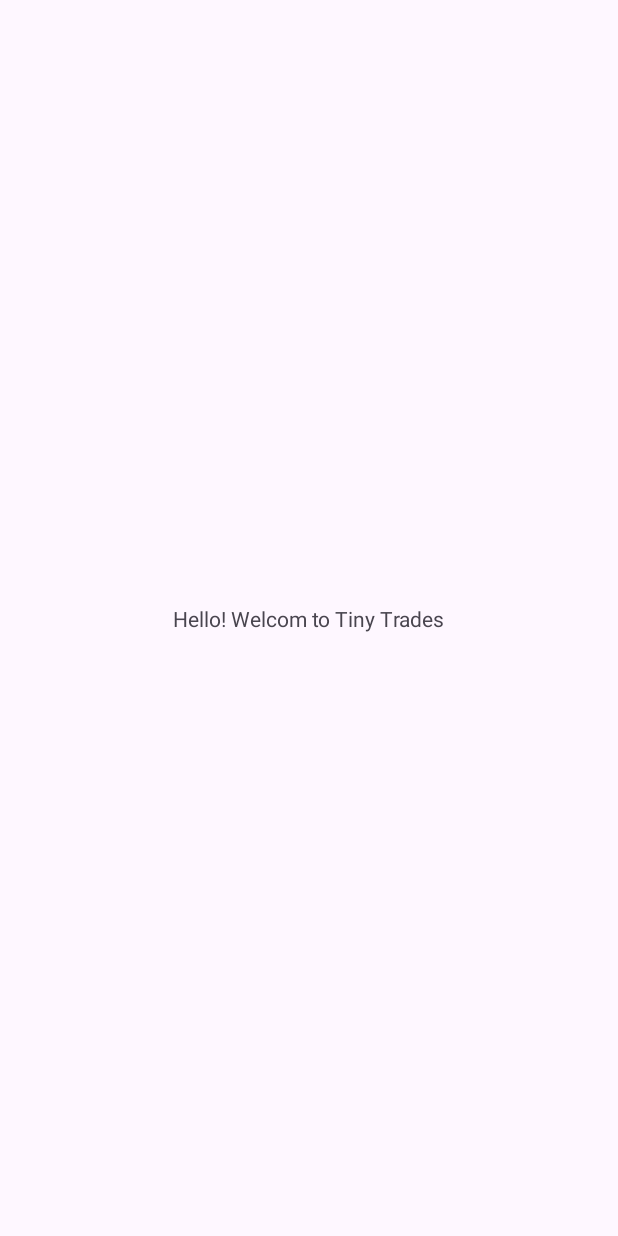
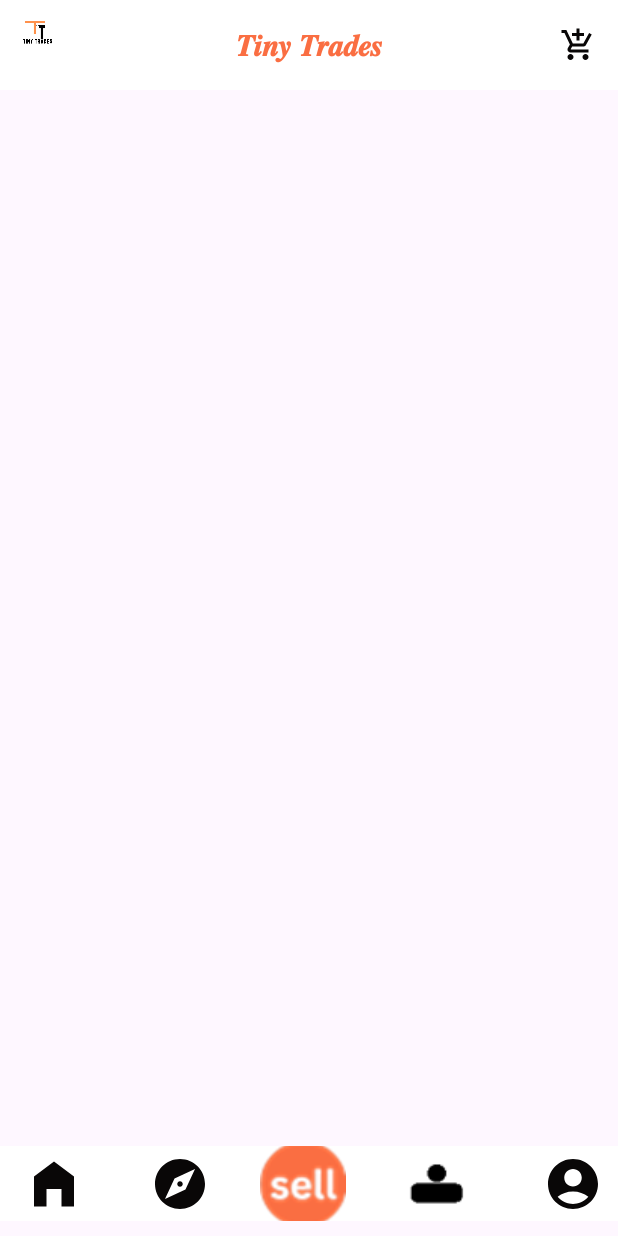
Before and after one commit to Srinivas-Kantheti-2005/Tiny-Trades-App, an Android app: the screen it shows after launch (MainActivity), on a phone screen of 412 x 824 dp. Before the commit the screen is almost empty. Run offline under Robolectric (Android 15) with nearby library versions, the phone set to English and light mode, and no system bars.

Commit message:
Home page layout

```diff
--- a/app/src/main/AndroidManifest.xml
+++ b/app/src/main/AndroidManifest.xml
@@ -1,6 +1,6 @@
 <?xml version="1.0" encoding="utf-8"?>
 <manifest xmlns:android="http://schemas.android.com/apk/res/android"
-    xmlns:tools="http://schemas.android.com/tools">
+    xmlns:tools="http://schemas.android.com/tools" >
 
     <application
         android:allowBackup="true"
@@ -11,10 +11,13 @@
         android:roundIcon="@mipmap/ic_launcher_round"
         android:supportsRtl="true"
         android:theme="@style/Theme.TinyTrades"
-        tools:targetApi="31">
+        tools:targetApi="31" >
+        <activity
+            android:name=".LoginPage"
+            android:exported="false" />
         <activity
             android:name=".MainActivity"
-            android:exported="true">
+            android:exported="true" >
             <intent-filter>
                 <action android:name="android.intent.action.MAIN" />
 
--- /dev/null
+++ b/app/src/main/res/drawable/baseline_account_circle_24.xml
@@ -0,0 +1,5 @@
+<vector xmlns:android="http://schemas.android.com/apk/res/android" android:height="40dp" android:tint="#090707" android:viewportHeight="24" android:viewportWidth="24" android:width="40dp">
+
+    <path android:fillColor="@android:color/white" android:pathData="M12,2C6.48,2 2,6.48 2,12s4.48,10 10,10s10,-4.48 10,-10S17.52,2 12,2zM12,6c1.93,0 3.5,1.57 3.5,3.5S13.93,13 12,13s-3.5,-1.57 -3.5,-3.5S10.07,6 12,6zM12,20c-2.03,0 -4.43,-0.82 -6.14,-2.88C7.55,15.8 9.68,15 12,15s4.45,0.8 6.14,2.12C16.43,19.18 14.03,20 12,20z"/>
+
+</vector>
--- /dev/null
+++ b/app/src/main/res/drawable/baseline_add_shopping_cart_24.xml
@@ -0,0 +1,5 @@
+<vector xmlns:android="http://schemas.android.com/apk/res/android" android:height="24dp" android:tint="#090707" android:viewportHeight="24" android:viewportWidth="24" android:width="24dp">
+
+    <path android:fillColor="@android:color/white" android:pathData="M11,9h2L13,6h3L16,4h-3L13,1h-2v3L8,4v2h3v3zM7,18c-1.1,0 -1.99,0.9 -1.99,2S5.9,22 7,22s2,-0.9 2,-2 -0.9,-2 -2,-2zM17,18c-1.1,0 -1.99,0.9 -1.99,2s0.89,2 1.99,2 2,-0.9 2,-2 -0.9,-2 -2,-2zM7.17,14.75l0.03,-0.12 0.9,-1.63h7.45c0.75,0 1.41,-0.41 1.75,-1.03l3.86,-7.01L19.42,4h-0.01l-1.1,2 -2.76,5L8.53,11l-0.13,-0.27L6.16,6l-0.95,-2 -0.94,-2L1,2v2h2l3.6,7.59 -1.35,2.45c-0.16,0.28 -0.25,0.61 -0.25,0.96 0,1.1 0.9,2 2,2h12v-2L7.42,15c-0.13,0 -0.25,-0.11 -0.25,-0.25z"/>
+
+</vector>
--- /dev/null
+++ b/app/src/main/res/drawable/baseline_explore_24.xml
@@ -0,0 +1,5 @@
+<vector xmlns:android="http://schemas.android.com/apk/res/android" android:height="40dp" android:tint="#090707" android:viewportHeight="24" android:viewportWidth="24" android:width="40dp">
+
+    <path android:fillColor="@android:color/white" android:pathData="M12,10.9c-0.61,0 -1.1,0.49 -1.1,1.1s0.49,1.1 1.1,1.1c0.61,0 1.1,-0.49 1.1,-1.1s-0.49,-1.1 -1.1,-1.1zM12,2C6.48,2 2,6.48 2,12s4.48,10 10,10 10,-4.48 10,-10S17.52,2 12,2zM14.19,14.19L6,18l3.81,-8.19L18,6l-3.81,8.19z"/>
+
+</vector>
--- /dev/null
+++ b/app/src/main/res/drawable/baseline_home_filled_24.xml
@@ -0,0 +1,5 @@
+<vector xmlns:android="http://schemas.android.com/apk/res/android" android:height="40dp" android:tint="#090707" android:viewportHeight="24" android:viewportWidth="24" android:width="40dp">
+
+    <path android:fillColor="@android:color/white" android:pathData="M12,3L4,9v12h5v-7h6v7h5V9z"/>
+
+</vector>
--- a/app/src/main/res/layout/activity_main.xml
+++ b/app/src/main/res/layout/activity_main.xml
@@ -7,13 +7,130 @@
     android:layout_height="match_parent"
     tools:context=".MainActivity">
 
-    <TextView
-        android:layout_width="wrap_content"
-        android:layout_height="wrap_content"
-        android:text="Hello! Welcom to Tiny Trades"
-        app:layout_constraintBottom_toBottomOf="parent"
+    <LinearLayout
+        android:id="@+id/appinfo"
+        android:layout_width="0dp"
+        android:layout_height="60dp"
+        android:background="@color/white"
+        android:orientation="horizontal"
         app:layout_constraintEnd_toEndOf="parent"
         app:layout_constraintStart_toStartOf="parent"
-        app:layout_constraintTop_toTopOf="parent" />
+        app:layout_constraintTop_toTopOf="parent">
+
+        <ImageView
+            android:id="@+id/logo"
+            android:layout_width="30dp"
+            android:layout_height="30dp"
+            android:layout_marginStart="12dp"
+            android:layout_marginTop="5dp"
+            android:contentDescription="@string/logo"
+            android:scaleType="fitCenter"
+            android:src="@drawable/logo" />
+
+        <TextView
+            android:id="@+id/appname"
+            android:layout_width="wrap_content"
+            android:layout_height="wrap_content"
+            android:layout_gravity="center"
+            android:layout_marginStart="115dp"
+            android:text="@string/appname"
+            android:textColor="@color/orange"
+            android:textSize="20sp"
+            android:textStyle="bold" />
+
+        <ImageButton
+            android:layout_width="30dp"
+            android:layout_height="30dp"
+            android:id="@+id/add_to_cart"
+            android:layout_gravity="center"
+            android:layout_marginStart="115dp"
+            android:backgroundTint="@color/white"
+            android:contentDescription="@string/add_to_cart"
+            android:src="@drawable/baseline_add_shopping_cart_24" />
+
+    </LinearLayout>
+
+    <LinearLayout
+        android:layout_width="match_parent"
+        android:layout_height="50dp"
+        android:layout_marginBottom="10dp"
+        android:orientation="horizontal"
+        android:background="@color/white"
+        app:layout_constraintBottom_toBottomOf="parent" >
+
+    </LinearLayout>
+
+    <LinearLayout
+        android:layout_width="match_parent"
+        android:layout_height="50dp"
+        android:layout_marginBottom="10dp"
+        android:orientation="horizontal"
+        android:background="@color/white"
+        app:layout_constraintBottom_toBottomOf="parent" >
+
+        <ImageButton
+            android:layout_width="wrap_content"
+            android:layout_height="wrap_content"
+            android:id="@+id/home"
+            android:layout_gravity="center"
+            android:layout_marginStart="4dp"
+            android:src="@drawable/baseline_home_filled_24"
+            android:backgroundTint="@color/white"
+            android:contentDescription="@string/home" />
+
+        <View
+            android:layout_width="20dp"
+            android:layout_height="50dp" />
+
+        <ImageButton
+            android:layout_width="wrap_content"
+            android:layout_height="wrap_content"
+            android:id="@+id/explore"
+            android:layout_gravity="center"
+            android:src="@drawable/baseline_explore_24"
+            android:backgroundTint="@color/white"
+            android:contentDescription="@string/explore" />
+
+        <View
+            android:layout_width="20dp"
+            android:layout_height="50dp" />
+
+        <ImageButton
+            android:layout_width="60dp"
+            android:layout_height="60dp"
+            android:id="@+id/sell"
+            android:layout_gravity="center"
+            android:src="@drawable/sell"
+            android:backgroundTint="@color/white"
+            android:contentDescription="@string/sell" />
+
+        <View
+            android:layout_width="20dp"
+            android:layout_height="50dp"/>
+
+        <ImageButton
+            android:layout_width="80dp"
+            android:layout_height="wrap_content"
+            android:id="@+id/inbox"
+            android:layout_gravity="center"
+            android:src="@drawable/you"
+            android:backgroundTint="@color/white"
+            android:contentDescription="@string/your_orders"/>
+
+        <View
+            android:layout_width="20dp"
+            android:layout_height="50dp" />
+
+        <ImageButton
+            android:layout_width="wrap_content"
+            android:layout_height="wrap_content"
+            android:id="@+id/profile"
+            android:layout_gravity="center"
+            android:src="@drawable/baseline_account_circle_24"
+            android:backgroundTint="@color/white"
+            android:contentDescription="@string/profile"/>
+
+    </LinearLayout>
+
 
 </androidx.constraintlayout.widget.ConstraintLayout>
--- a/app/src/main/res/values/colors.xml
+++ b/app/src/main/res/values/colors.xml
@@ -1,5 +1,12 @@
 <?xml version="1.0" encoding="utf-8"?>
 <resources>
-    <color name="black">#FF000000</color>
-    <color name="white">#FFFFFFFF</color>
+    <color name = "purple_200">#FFBB86FC</color>
+    <color name = "purple_500">#FF6200EE</color>
+    <color name = "purple_700">#FF3700B3</color>
+    <color name = "teal_200">#FF03DAC5</color>
+    <color name = "teal_700">#FF018786</color>
+    <color name = "black">#FF000000</color>
+    <color name = "white">#FFFFFFFF</color>
+    <color name = "lavender">#8692F7</color>
+    <color name = "orange">#FA6E42</color>
 </resources>
--- a/app/src/main/res/values/strings.xml
+++ b/app/src/main/res/values/strings.xml
@@ -1,3 +1,11 @@
 <resources>
     <string name="app_name">Tiny Trades</string>
+    <string name="logo">Tiny Trades</string>
+    <string name="appname">𝑻𝒊𝒏𝒚 𝑻𝒓𝒂𝒅𝒆𝒔</string>
+    <string name="add_to_cart">Add to cart</string>
+    <string name="home">Home</string>
+    <string name="explore">Explore</string>
+    <string name="sell">sell</string>
+    <string name="your_orders">your orders</string>
+    <string name="profile">profile</string>
 </resources>
--- a/app/src/main/res/values/themes.xml
+++ b/app/src/main/res/values/themes.xml
@@ -1,6 +1,16 @@
 <resources xmlns:tools="http://schemas.android.com/tools">
     <!-- Base application theme. -->
     <style name="Base.Theme.TinyTrades" parent="Theme.Material3.DayNight.NoActionBar">
+        <!-- Primary brand color.-->
+        <item name="colorPrimary">@color/lavender</item>
+        <item name="colorPrimaryVariant">@color/lavender</item>
+        <item name="colorOnPrimary">@color/white</item>
+        <!-- Secondary brand color.-->
+        <item name="colorSecondary">@color/teal_200</item>
+        <item name="colorSecondaryVariant">@color/teal_700</item>
+        <item name="colorOnSecondary">@color/black</item>
+        <!-- Status bar color.-->
+        <item name="android:statusBarColor">?attr/colorPrimaryVariant</item>
         <!-- Customize your light theme here. -->
         <!-- <item name="colorPrimary">@color/my_light_primary</item> -->
     </style>
```
Also changed, not shown: app/src/main/res/drawable/logo.png (added), app/src/main/res/drawable/sell.png (added), app/src/main/res/drawable/you.png (added).
